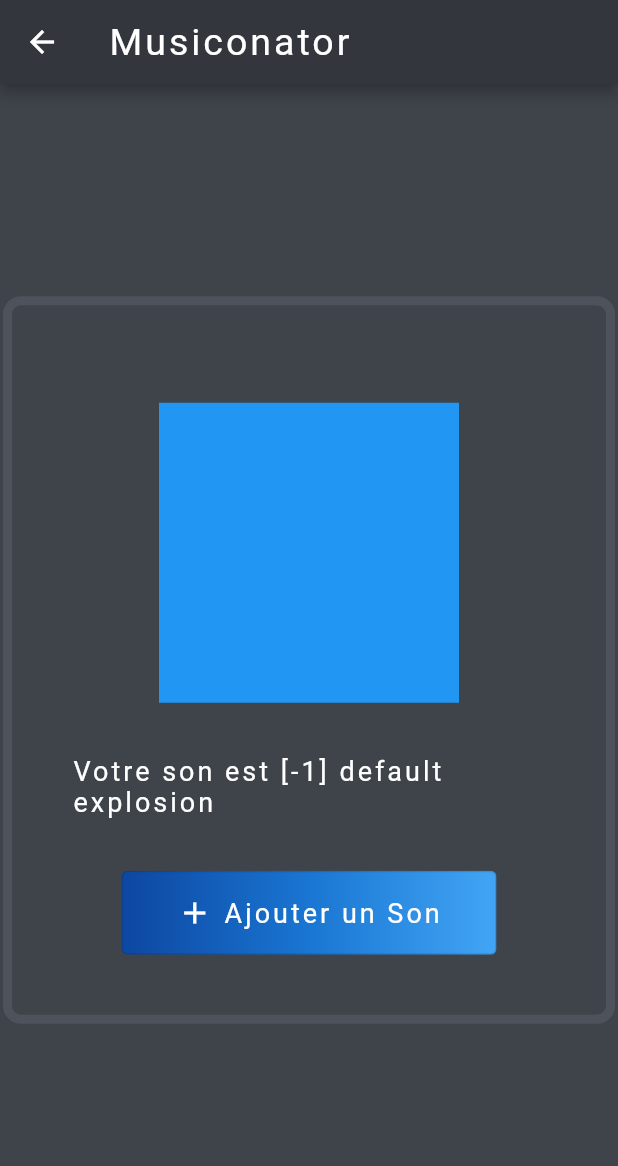
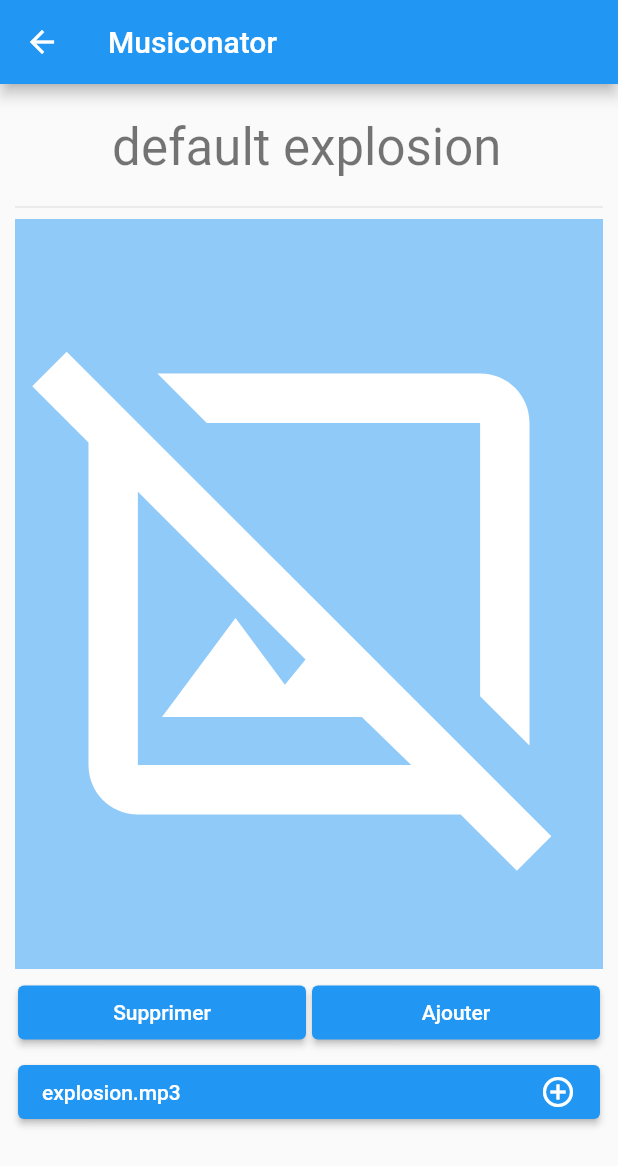
Before and after one commit to toemah/musiconator, a Flutter app: the SoundScreen screen opened directly with sample values from the repository, on a phone screen of 412 x 824 dp. Shown: the top 1166 px of the screen. Run offline on Flutter 3.47's test engine with Material 2 defaults, Android fonts, the phone set to English and light mode, and no system bars; our stand-ins replace audioplayers, hive, hive_flutter; accounts and stored records are empty.

Commit message:
Update soundscreen.dart

```diff
--- a/lib/soundscreen.dart
+++ b/lib/soundscreen.dart
@@ -5,112 +5,122 @@ import 'package:musiconator/main.dart';
 import 'package:musiconator/sound.dart';
 
 class SoundScreen extends StatefulWidget {
-  final Sound sound;
+  final Sound? sound;
 
-  const SoundScreen({Key? key, required this.sound})
-      : super(key: key);
+  const SoundScreen({Key? key, this.sound}) : super(key: key);
 
   @override
   State<SoundScreen> createState() => _SoundScreenState();
 }
 
 class _SoundScreenState extends State<SoundScreen> {
+  late Sound? sound = widget.sound;
+  TextEditingController soundNameField = TextEditingController();
 
-  late Sound sound = widget.sound;
+  @override
+  void initState() {
+    super.initState();
+    setState(() {
+      soundNameField.text = sound != null ? sound!.name : "Son ${MyApp.sounds.length}";
+    });
+  }
 
   @override
   Widget build(BuildContext context) {
     return Scaffold(
-      backgroundColor: const Color.fromRGBO(63, 68, 75, 1),
       appBar: AppBar(
         title: const Text(MyApp.title),
-        titleTextStyle: const TextStyle(
-            letterSpacing: 2, color: Colors.white, fontSize: 25),
-        backgroundColor:
-            const Color.fromRGBO(51, 55, 61, 1), // status bar color
       ),
-      body: Center(
-        child: SingleChildScrollView(
-          child: Container(
-            margin: const EdgeInsets.all(2.0),
-            padding: const EdgeInsets.all(40.0),
-            decoration: BoxDecoration(
-              color: const Color.fromRGBO(63, 68, 75, 1),
-              border: Border.all(
-                  color: const Color.fromRGBO(78, 83, 91, 1),
-                  width: 6.0,
-                  style: BorderStyle.solid),
-              borderRadius: const BorderRadius.all(
-                Radius.circular(12),
-              ),
-            ),
+      body: Padding(
+        padding: const EdgeInsets.all(10.0),
+        child: Center(
+          child: SizedBox(
+            width: 500.0,
             child: Column(
               children: [
-                const SizedBox(
-                  height: 25,
+                TextField(
+                  controller: soundNameField,
+                  style: Theme.of(context).textTheme.headlineMedium,
+                  textAlign: TextAlign.center,
+                  decoration: const InputDecoration(
+                    border: InputBorder.none,
+                  ),
                 ),
-                Container(
-                  width: 200,
-                  height: 200,
-                  decoration: sound.imagePath != null
-                      ? BoxDecoration(
-                          image: DecorationImage(
-                            image: FileImage(
-                              File(sound.imagePath!),
+                const Divider(),
+                SizedBox(
+                  height: 500.0,
+                  child: Container(
+                    child: const FittedBox(
+                      child: Icon(
+                        Icons.image_not_supported_outlined,
+                        color: Colors.white,
+                      ),
+                    ),
+                    decoration: sound == null || sound!.imagePath == null
+                        ? BoxDecoration(
+                            color: Theme.of(context).backgroundColor)
+                        : BoxDecoration(
+                            image: DecorationImage(
+                              image: FileImage(
+                                File(sound!.imagePath!),
+                              ),
+                              fit: BoxFit.cover,
                             ),
-                            fit: BoxFit.cover,
                           ),
-                        )
-                      : const BoxDecoration(
-                          color: Colors.blue,
+                  ),
+                ),
+                Padding(
+                  padding: const EdgeInsets.only(top: 5.0),
+                  child: Row(
+                    mainAxisAlignment: MainAxisAlignment.spaceBetween,
+                    children: [
+                      Expanded(
+                        flex: 1,
+                        child: Padding(
+                          padding: const EdgeInsets.only(left: 2.0, right: 2.0),
+                          child: ElevatedButton(
+                            onPressed: () => {},
+                            child: const Text("Supprimer"),
+                          ),
                         ),
-                ),
-                const SizedBox(
-                  height: 35,
-                ),
-                Text(
-                  "Votre son est [${sound.id}] ${sound.name}",
-                  style: const TextStyle(
-                      fontSize: 18, color: Colors.white, letterSpacing: 2),
-                ),
-                const SizedBox(
-                  height: 35,
-                ),
-                ClipRRect(
-                  borderRadius: BorderRadius.circular(4),
-                  child: Stack(
-                    children: <Widget>[
-                      Positioned.fill(
-                        child: Container(
-                          decoration: const BoxDecoration(
-                            gradient: LinearGradient(
-                              colors: <Color>[
-                                Color(0xFF0D47A1),
-                                Color(0xFF1976D2),
-                                Color(0xFF42A5F5),
-                              ],
+                      ),
+                      Expanded(
+                        flex: 1,
+                        child: Padding(
+                          padding: const EdgeInsets.only(left: 2.0, right: 2.0),
+                          child: ElevatedButton(
+                            onPressed: () => {},
+                            child: Text(
+                              sound == null ||
+                                      (sound != null &&
+                                          sound!.imagePath == null)
+                                  ? "Ajouter"
+                                  : "Modifier",
                             ),
                           ),
                         ),
                       ),
-                      SizedBox(
-                        width: 250,
-                        child: OutlinedButton.icon(
-                          style: TextButton.styleFrom(
-                            padding: const EdgeInsets.all(16.0),
-                            primary: Colors.white,
-                            textStyle:
-                                const TextStyle(fontSize: 18, letterSpacing: 2),
+                    ],
+                  ),
+                ),
+                Padding(
+                  padding: const EdgeInsets.fromLTRB(2.0, 5.0, 2.0, 0),
+                  child: SizedBox(
+                    width: double.infinity,
+                    child: ElevatedButton(
+                      onPressed: () => {},
+                      child: Row(
+                        mainAxisAlignment: MainAxisAlignment.spaceBetween,
+                        children: [
+                          Text(
+                            sound != null ? sound!.path : "Ajouter un son",
                           ),
-                          icon: const Icon(
-                            Icons.add,
-                            size: 24.0,
+                          const Icon(
+                            Icons.add_circle_outline,
                           ),
-                          onPressed: () {},
-                          label: const Text('Ajouter un Son'),
-                        ),
+                        ],
                       ),
-                    ],
+                    ),
                   ),
                 ),
               ],
```
